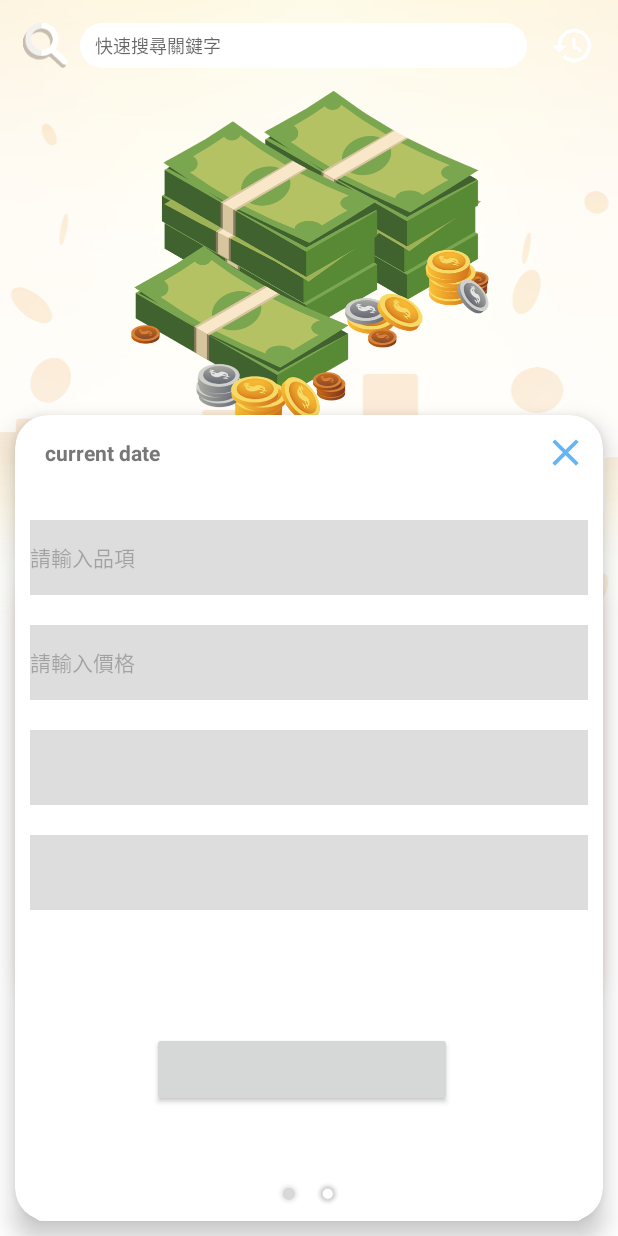
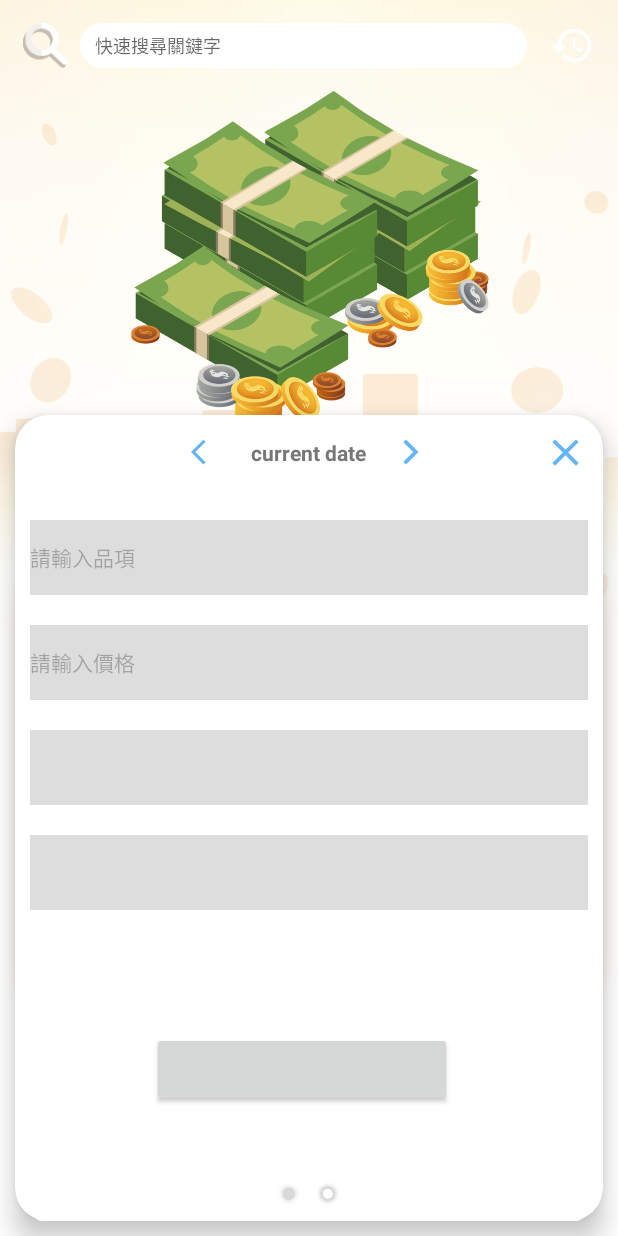
Before and after one commit to d85275/MoneyManager, an Android app: the screen it shows after launch (MainActivity), after a tap on an icon or button, on a phone screen of 412 x 824 dp. Run offline under Robolectric (Android 15) with nearby library versions, the light colour scheme and no system bars; 2 other taps on this screen came first.

Commit message:
add buttons to change date in the add item view

```diff
--- a/app/src/main/java/com/example/demo/views/AddItemView.kt
+++ b/app/src/main/java/com/example/demo/views/AddItemView.kt
@@ -15,6 +15,7 @@ import com.example.demo.utils.OnSwipeTouchListener
 import kotlinx.android.synthetic.main.view_add_item.view.*
 import java.text.DecimalFormat
 import java.text.NumberFormat
+import java.util.*
 
 class AddItemView(context: Context, attrs: AttributeSet?) : LinearLayout(context, attrs) {
     private var view: View =
@@ -31,8 +32,14 @@ class AddItemView(context: Context, attrs: AttributeSet?) : LinearLayout(context
         private const val BACK = 12
     }
 
+    private var date: Date? = null
+
     init {
         setListeners()
+    }
+
+    fun setDate(date: Date?) {
+        this.date = date
     }
 
     fun getTotal(): Long {
@@ -40,11 +47,8 @@ class AddItemView(context: Context, attrs: AttributeSet?) : LinearLayout(context
     }
 
     private fun setListeners() {
-        tvAddItemDate.setOnClickListener {
-            Log.e(TAG, "date clicked")
-        }
+
         etName.setOnClickListener {
-            Log.e("123", "on click")
             dismissKeyboard()
         }
         tvPrice.setOnClickListener {
--- a/app/src/main/res/layout/view_add_item.xml
+++ b/app/src/main/res/layout/view_add_item.xml
@@ -29,19 +29,49 @@
                 app:layout_constraintStart_toStartOf="parent"
                 app:layout_constraintTop_toTopOf="parent">
 
+                <LinearLayout
+                    android:layout_width="wrap_content"
+                    android:layout_height="wrap_content"
+                    android:layout_gravity="center"
+                    android:layout_marginBottom="20dp"
+                    android:gravity="center"
+                    android:orientation="horizontal">
+
+                    <ImageView
+                        android:id="@+id/ivPreDay"
+                        android:layout_width="20dp"
+                        android:layout_height="20dp"
+                        android:background="@drawable/pre_arrow_black"
+                        android:clickable="true"
+                        android:focusable="true"
+                        app:layout_constraintBottom_toBottomOf="@id/tvCurrentDate"
+                        app:layout_constraintStart_toStartOf="parent"
+                        app:layout_constraintTop_toTopOf="@id/tvCurrentDate" />
+
                     <TextView
                         android:id="@+id/tvAddItemDate"
                         android:layout_width="match_parent"
                         android:layout_height="50dp"
-                    android:layout_marginBottom="20dp"
                         android:gravity="center_vertical"
-                    android:paddingStart="10dp"
-                    android:paddingEnd="10dp"
+                        android:paddingStart="20dp"
+                        android:paddingEnd="20dp"
                         android:textColor="@color/calendar_text_colour"
                         android:textSize="14sp"
                         android:textStyle="bold"
                         tools:text="2020/09/30" />
 
+                    <ImageView
+                        android:id="@+id/ivNextDay"
+                        android:layout_width="20dp"
+                        android:layout_height="20dp"
+                        android:background="@drawable/next_arrow_black"
+                        android:clickable="true"
+                        android:focusable="true"
+                        app:layout_constraintBottom_toBottomOf="@id/tvCurrentDate"
+                        app:layout_constraintStart_toStartOf="parent"
+                        app:layout_constraintTop_toTopOf="@id/tvCurrentDate" />
+
+                </LinearLayout>
 
                 <EditText
                     android:id="@+id/etName"
```
Lines whose indentation alone changed are shown as unchanged.
